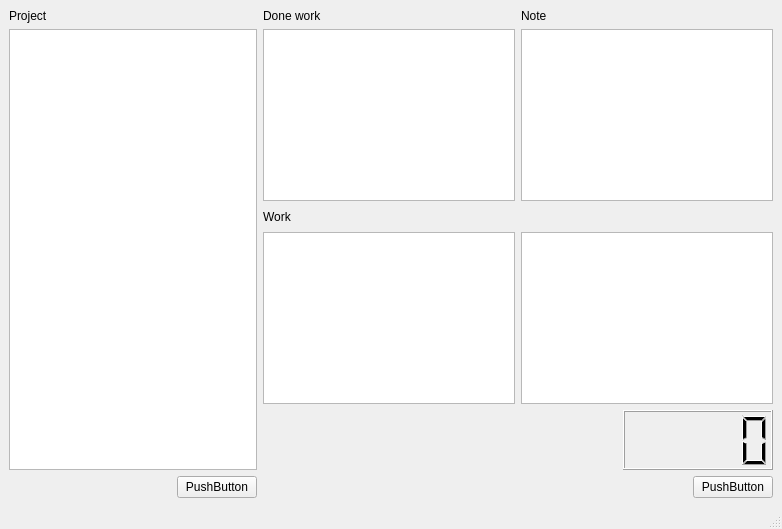
Kuraturpa/Tyotunti-qt, file userwindow.ui: the form before one commit.
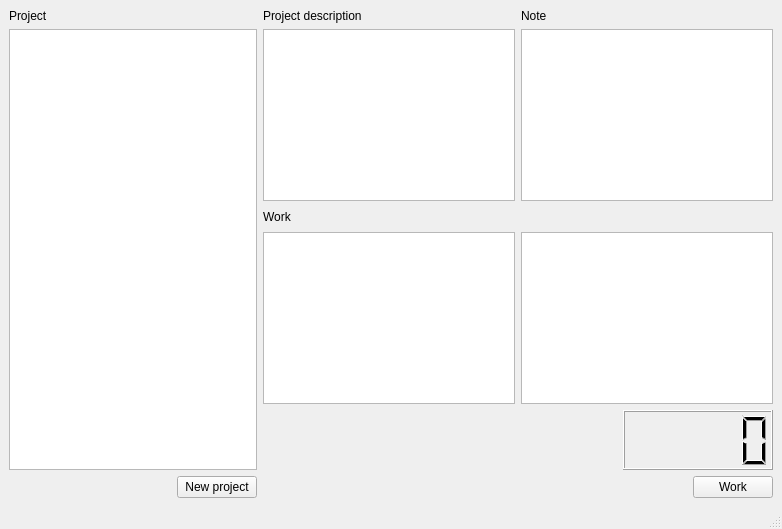
The form after the commit.

Commit message: named the components, minor changes to form

```diff
--- a/userwindow.ui
+++ b/userwindow.ui
@@ -49,7 +49,7 @@
         <item>
          <widget class="QPushButton" name="pushButton_2">
           <property name="text">
-           <string>PushButton</string>
+           <string>New project</string>
           </property>
          </widget>
         </item>
@@ -64,7 +64,7 @@
         <item>
          <widget class="QLabel" name="label_4">
           <property name="text">
-           <string>Done work</string>
+           <string>Project description</string>
           </property>
          </widget>
         </item>
@@ -171,7 +171,7 @@
       <item>
        <widget class="QPushButton" name="pushButton">
         <property name="text">
-         <string>PushButton</string>
+         <string>Work</string>
         </property>
        </widget>
       </item>
```
Left out of the diff: 20 changed lines with no effect on the pictures.
